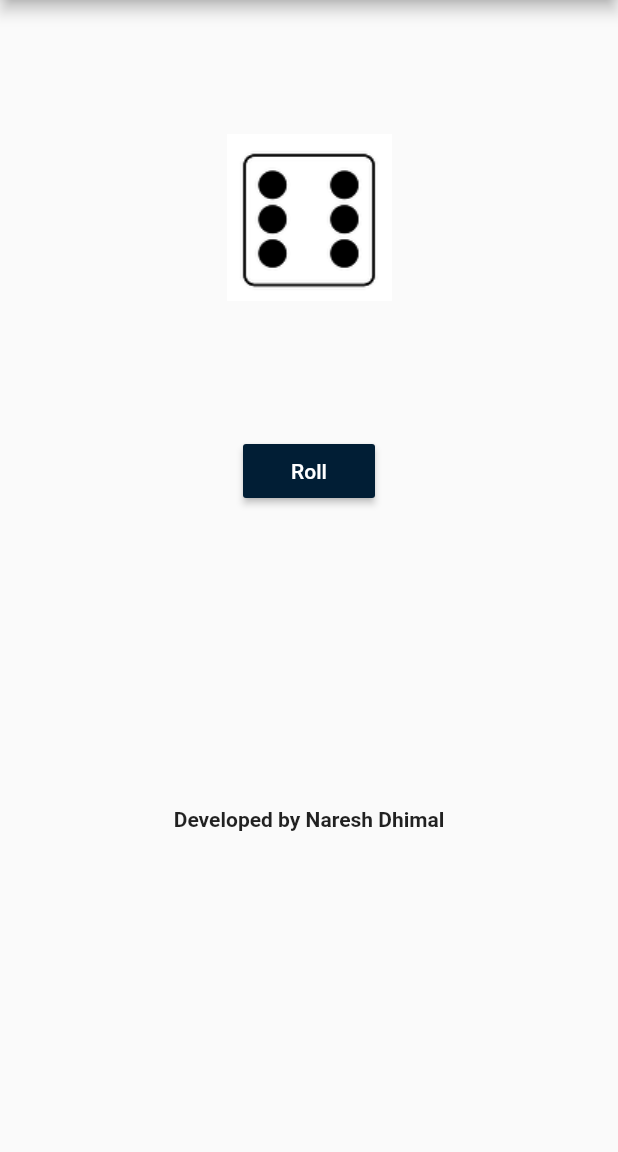
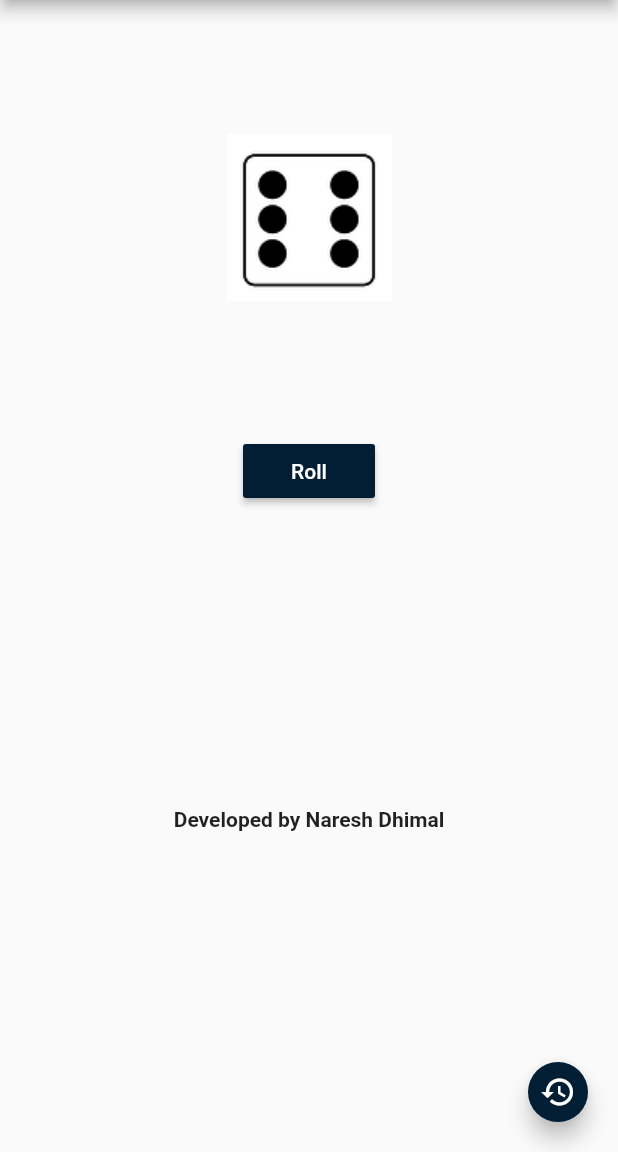
Before and after one commit to nareshdml/DiceRoller, a Flutter app: the screen it shows after launch, on a phone screen of 412 x 824 dp, the part 84-1236 px from its top. Run offline on Flutter 3.47's test engine with Material 2 defaults, Android fonts, the phone set to English and light mode, and no system bars.

```diff
--- a/lib/main.dart
+++ b/lib/main.dart
@@ -24,6 +24,12 @@ class _HomePageState extends State<HomePage> {
     });
   }
 
+  resetNumber() {
+    setState(() {
+      diceNumber = 6;
+    });
+  }
+
   @override
   Widget build(BuildContext context) {
     return Scaffold(
@@ -31,6 +37,11 @@ class _HomePageState extends State<HomePage> {
         backgroundColor: const Color.fromARGB(255, 1, 30, 53),
         centerTitle: true,
         title: Text('Dice Roller'),
+      ),
+      floatingActionButton: FloatingActionButton.small(
+        backgroundColor: const Color.fromARGB(255, 1, 30, 53),
+        onPressed: resetNumber,
+        child: Icon(Icons.restore_outlined),
       ),
       body: Column(
         children: [
```
